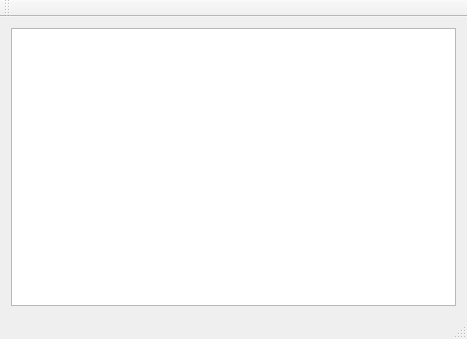
This is lr-qt/untitled/mainwindow.ui in hudvin/lightroom-mintaka as Qt 5 draws it before an edit. The edited form follows.
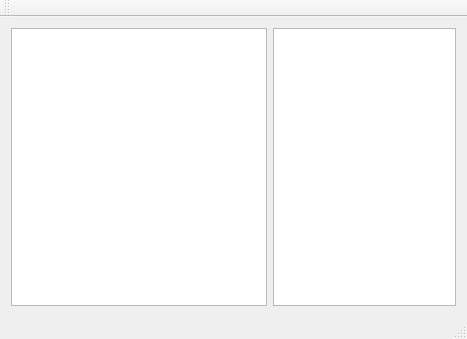
This is the edited form.

Commit message: simple table

```diff
--- a/lr-qt/untitled/mainwindow.ui
+++ b/lr-qt/untitled/mainwindow.ui
@@ -21,7 +21,7 @@
     </sizepolicy>
    </property>
    <layout class="QGridLayout" name="gridLayout">
-    <item row="0" column="0">
+    <item row="0" column="1">
      <layout class="QHBoxLayout" name="horizontalLayout">
       <property name="sizeConstraint">
        <enum>QLayout::SetDefaultConstraint</enum>
@@ -47,6 +47,31 @@
       </item>
      </layout>
     </item>
+    <item row="0" column="0">
+     <widget class="QTableView" name="keywordsTable">
+      <property name="sizePolicy">
+       <sizepolicy hsizetype="Minimum" vsizetype="Expanding">
+        <horstretch>0</horstretch>
+        <verstretch>0</verstretch>
+       </sizepolicy>
+      </property>
+      <property name="selectionBehavior">
+       <enum>QAbstractItemView::SelectRows</enum>
+      </property>
+      <attribute name="horizontalHeaderDefaultSectionSize">
+       <number>100</number>
+      </attribute>
+      <attribute name="verticalHeaderVisible">
+       <bool>false</bool>
+      </attribute>
+      <attribute name="verticalHeaderDefaultSectionSize">
+       <number>30</number>
+      </attribute>
+      <attribute name="verticalHeaderMinimumSectionSize">
+       <number>19</number>
+      </attribute>
+     </widget>
+    </item>
    </layout>
   </widget>
   <widget class="QMenuBar" name="menuBar">
```
The commit also changes 1 other file.
